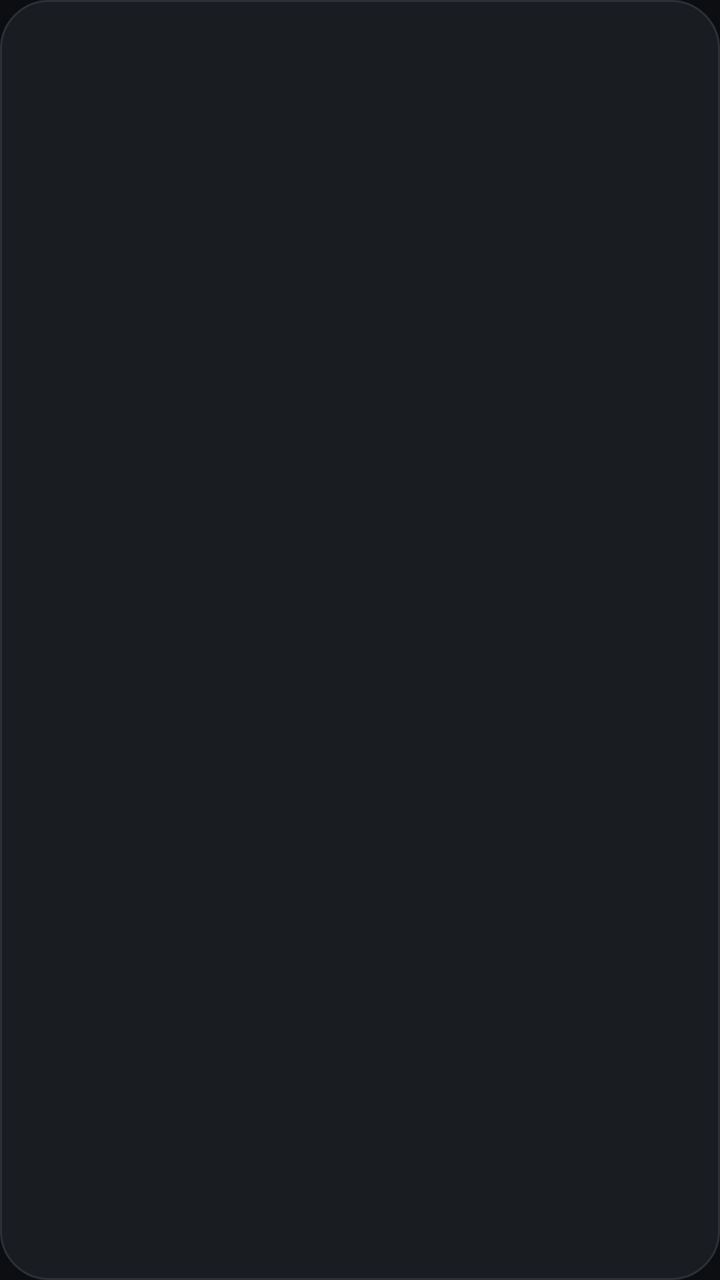
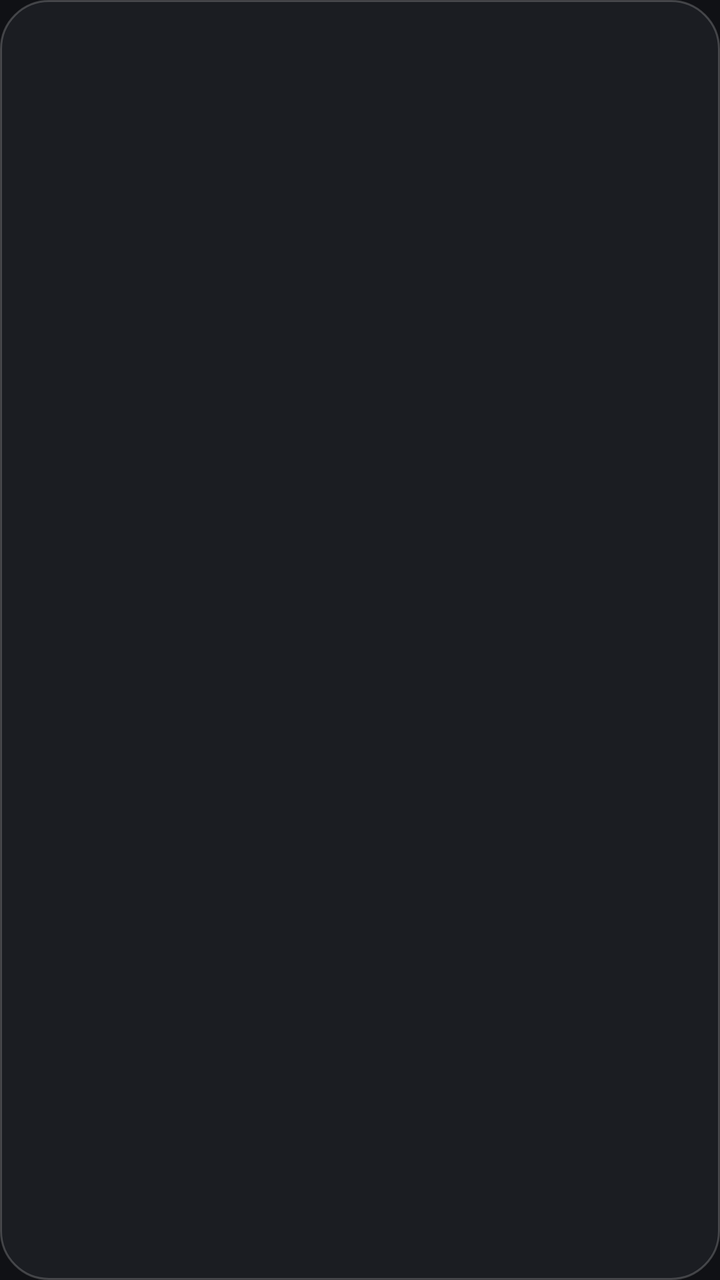

Before-and-after screenshots of an Android layout around one commit, followed by the original layout XML and the change that was made.
<!-- AndroidManifest.xml: application theme AppTheme -->
<!-- res/layout/menu_panel.xml -->
<LinearLayout xmlns:android="http://schemas.android.com/apk/res/android"
    android:layout_width="wrap_content" android:layout_height="wrap_content" android:orientation="vertical"
    android:minWidth="380dp" android:padding="14dp" android:background="@drawable/panel">
    <TextView android:id="@+id/menu_title" android:layout_width="match_parent" android:layout_height="wrap_content"
        android:paddingStart="16dp" android:paddingEnd="16dp" android:paddingTop="8dp" android:paddingBottom="10dp"
        android:textSize="20sp" android:textColor="@color/text_primary" android:fontFamily="sans-serif-medium"
        android:maxLines="1" android:ellipsize="end" />
    <TextView android:id="@+id/menu_message" android:layout_width="match_parent" android:layout_height="wrap_content"
        android:paddingStart="16dp" android:paddingEnd="16dp" android:paddingBottom="12dp" android:maxWidth="420dp"
        android:textSize="15sp" android:textColor="@color/text_secondary" android:visibility="gone" />
    <LinearLayout android:id="@+id/menu_rows" android:layout_width="match_parent" android:layout_height="wrap_content"
        android:orientation="vertical" />
</LinearLayout>
<!-- resources referenced by this layout -->
<resources>
  <color name="text_primary">#F2F4F7</color>
  <color name="text_secondary">#9AA2AE</color>
  <!-- drawable panel (drawable) -->
  <shape xmlns:android="http://schemas.android.com/apk/res/android">
      <solid android:color="@color/panel" />
      <stroke android:width="1dp" android:color="@color/panel_edge" />
      <corners android:radius="24dp" />
  </shape>
  <style name="AppTheme" parent="android:style/Theme.Material.NoActionBar">
          <item name="android:fontFamily">sans-serif</item>
          <item name="android:windowActionModeOverlay">true</item>
          <item name="android:windowFullscreen">true</item>
          <item name="android:windowBackground">@color/graphite</item>
          <item name="android:colorAccent">@color/text_primary</item>
      </style>
  <color name="panel">#F21A1D22</color>
  <color name="panel_edge">#2C3038</color>
  <color name="graphite">#0D0E11</color>
</resources>

<!-- the commit's change to res/layout/menu_panel.xml (unified diff, before → after) -->
@@ -1,13 +1,13 @@
 <LinearLayout xmlns:android="http://schemas.android.com/apk/res/android"
     android:layout_width="wrap_content" android:layout_height="wrap_content" android:orientation="vertical"
-    android:minWidth="380dp" android:padding="14dp" android:background="@drawable/panel">
+    android:minWidth="300dp" android:padding="12dp" android:background="@drawable/panel" android:clickable="true" android:focusable="false">
     <TextView android:id="@+id/menu_title" android:layout_width="match_parent" android:layout_height="wrap_content"
-        android:paddingStart="16dp" android:paddingEnd="16dp" android:paddingTop="8dp" android:paddingBottom="10dp"
-        android:textSize="20sp" android:textColor="@color/text_primary" android:fontFamily="sans-serif-medium"
-        android:maxLines="1" android:ellipsize="end" />
+        android:paddingStart="@dimen/space_2" android:paddingEnd="@dimen/space_2" android:paddingTop="6dp" android:paddingBottom="2dp"
+        android:textSize="@dimen/text_heading" android:textColor="@color/text_primary" android:fontFamily="sans-serif-medium"
+        android:maxLines="1" android:ellipsize="end" android:maxWidth="380dp" />
     <TextView android:id="@+id/menu_message" android:layout_width="match_parent" android:layout_height="wrap_content"
-        android:paddingStart="16dp" android:paddingEnd="16dp" android:paddingBottom="12dp" android:maxWidth="420dp"
-        android:textSize="15sp" android:textColor="@color/text_secondary" android:visibility="gone" />
+        android:paddingStart="@dimen/space_2" android:paddingEnd="@dimen/space_2" android:paddingTop="2dp" android:maxWidth="380dp"
+        android:textSize="@dimen/text_caption" android:textColor="@color/text_secondary" android:visibility="gone" />
     <LinearLayout android:id="@+id/menu_rows" android:layout_width="match_parent" android:layout_height="wrap_content"
-        android:orientation="vertical" />
+        android:layout_marginTop="@dimen/space_1" android:orientation="vertical" />
 </LinearLayout>
<!-- resource entries referenced after the edit -->
@@ -1,22 +1,28 @@
 <!-- resources referenced by this layout -->
 <resources>
-  <color name="text_primary">#F2F4F7</color>
-  <color name="text_secondary">#9AA2AE</color>
+  <color name="text_primary">#F4F4F5</color>
+  <color name="text_secondary">#B5B7BF</color>
+  <dimen name="space_1">8dp</dimen>
+  <dimen name="space_2">16dp</dimen>
+  <dimen name="text_caption">14sp</dimen>
+  <dimen name="text_heading">21sp</dimen>
   <!-- drawable panel (drawable) -->
   <shape xmlns:android="http://schemas.android.com/apk/res/android">
-      <solid android:color="@color/panel" />
-      <stroke android:width="1dp" android:color="@color/panel_edge" />
-      <corners android:radius="24dp" />
+      <solid android:color="@color/surface_panel" />
+      <stroke android:width="1dp" android:color="@color/surface_panel_edge" />
+      <corners android:radius="@dimen/radius_panel" />
   </shape>
   <style name="AppTheme" parent="android:style/Theme.Material.NoActionBar">
           <item name="android:fontFamily">sans-serif</item>
           <item name="android:windowActionModeOverlay">true</item>
           <item name="android:windowFullscreen">true</item>
-          <item name="android:windowBackground">@color/graphite</item>
+          <item name="android:windowBackground">@color/canvas_background</item>
           <item name="android:colorAccent">@color/text_primary</item>
+          <item name="android:textCursorDrawable">@null</item>
       </style>
-  <color name="panel">#F21A1D22</color>
-  <color name="panel_edge">#2C3038</color>
-  <color name="graphite">#0D0E11</color>
+  <color name="surface_panel">#F51C1E23</color>
+  <color name="surface_panel_edge">#33FFFFFF</color>
+  <dimen name="radius_panel">24dp</dimen>
+  <color name="canvas_background">#101115</color>
 </resources>
 
